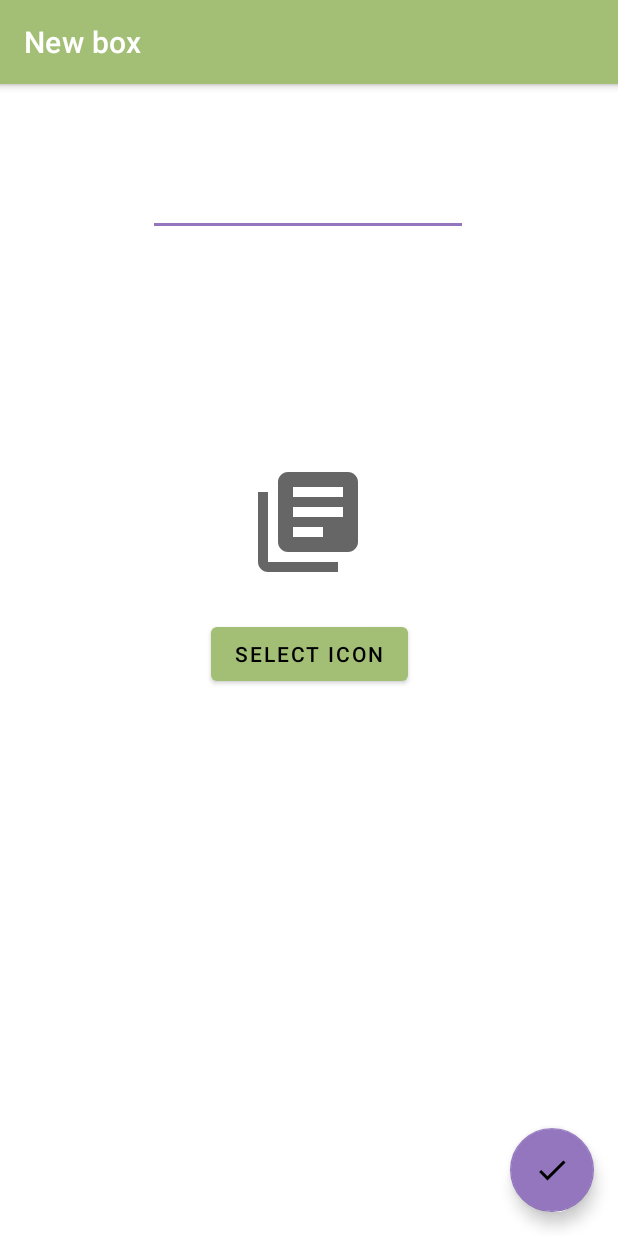
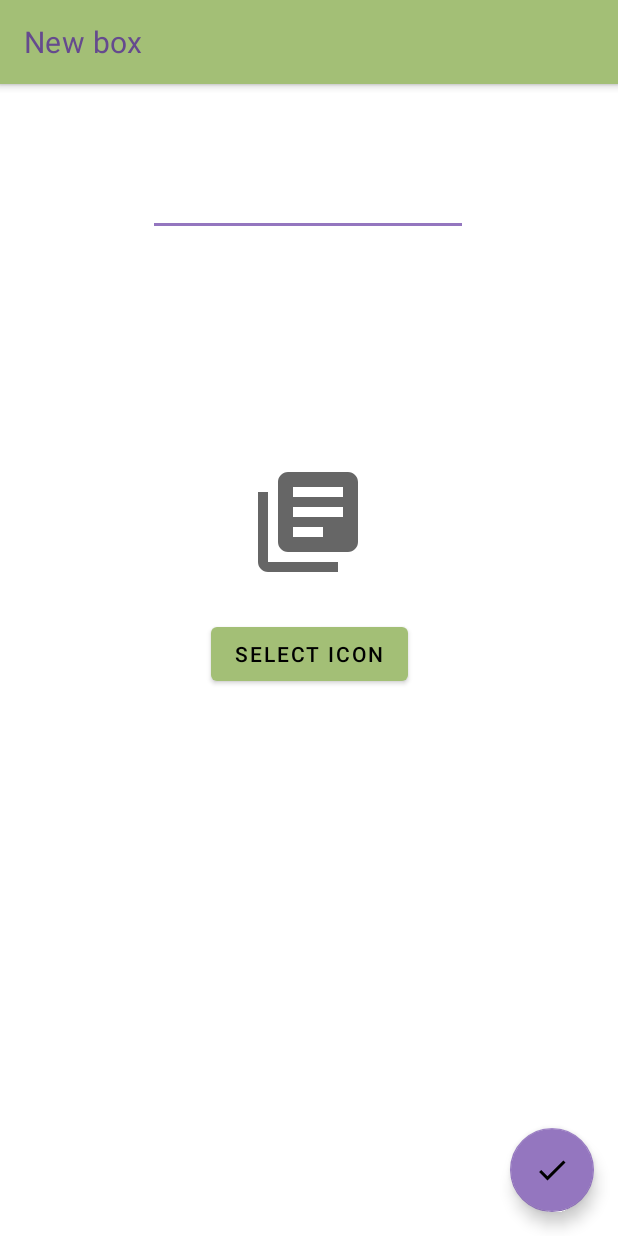
Before and after one commit to nf3lix/avisio, an Android app: the CreateBoxActivity screen opened directly, with no data from a screen before it, on a phone screen of 412 x 824 dp. Run offline under Robolectric (Android 15) with nearby library versions, the phone set to English and light mode, and no system bars; our stand-ins replace Room's generated code; Roboto replaces fonts that are not available here.

Commit message:
update text and shape appearances

```diff
--- a/dashboard/src/main/res/layout/activity_create_box.xml
+++ b/dashboard/src/main/res/layout/activity_create_box.xml
@@ -13,10 +13,12 @@
 
         <androidx.appcompat.widget.Toolbar
             android:id="@+id/toolbar"
-            app:title="@string/create_box_app_bar_title"
             android:layout_width="match_parent"
             android:layout_height="?attr/actionBarSize"
-            android:background="?attr/colorPrimary"/>
+            android:background="?attr/colorPrimary"
+            app:title="@string/create_box_app_bar_title"
+            app:titleTextAppearance="@style/TextAppearance.MdcTypographyStyles.Headline6"
+            app:titleTextColor="@color/secondaryDarkColor" />
 
     </com.google.android.material.appbar.AppBarLayout>
 
--- a/dashboard/src/main/res/layout/app_bar_default.xml
+++ b/dashboard/src/main/res/layout/app_bar_default.xml
@@ -12,11 +12,13 @@
             android:theme="@style/Theme.Avisio.AppBarOverlay">
 
         <androidx.appcompat.widget.Toolbar
-                android:id="@+id/toolbar"
-                android:layout_width="match_parent"
-                android:layout_height="?attr/actionBarSize"
-                android:background="?attr/colorPrimary"
-                app:popupTheme="@style/Theme.Avisio.PopupOverlay"/>
+            android:id="@+id/toolbar"
+            android:layout_width="match_parent"
+            android:layout_height="?attr/actionBarSize"
+            android:background="?attr/colorPrimary"
+            app:popupTheme="@style/Theme.Avisio.PopupOverlay"
+            app:titleTextAppearance="@style/TextAppearance.MdcTypographyStyles.Headline6"
+            app:titleTextColor="@color/secondaryDarkColor" />
 
     </com.google.android.material.appbar.AppBarLayout>
 
--- a/dashboard/src/main/res/layout/fragment_edit_box.xml
+++ b/dashboard/src/main/res/layout/fragment_edit_box.xml
@@ -15,28 +15,32 @@
             app:layout_behavior="@string/appbar_scrolling_view_behavior">
 
         <EditText
+            android:id="@+id/box_name_input"
             android:layout_width="wrap_content"
             android:layout_height="wrap_content"
+            android:layout_marginTop="112dp"
+            android:ems="10"
             android:inputType="textPersonName"
-                android:ems="10"
-                android:id="@+id/box_name_input"
+            android:textColor="@color/textColor"
+            android:textColorHint="@color/secondaryLightColor"
+            app:layout_constraintBottom_toTopOf="@+id/imageView"
+            app:layout_constraintEnd_toEndOf="parent"
+            app:layout_constraintHorizontal_bias="0.497"
             app:layout_constraintStart_toStartOf="parent"
-                app:layout_constraintEnd_toEndOf="parent"
             app:layout_constraintTop_toTopOf="parent"
-                android:layout_marginTop="112dp"
-                app:layout_constraintHorizontal_bias="0.497"
-                app:layout_constraintBottom_toTopOf="@+id/imageView"
             app:layout_constraintVertical_bias="0.241" />
 
         <Button
-                android:text="@string/create_box_select_icon"
+            android:id="@+id/select_icon_button"
             android:layout_width="wrap_content"
             android:layout_height="wrap_content"
-                android:id="@+id/select_icon_button"
+            android:layout_marginBottom="364dp"
+            android:text="@string/create_box_select_icon"
+            android:textColor="@color/primaryTextColor"
+            app:layout_constraintBottom_toBottomOf="parent"
             app:layout_constraintEnd_toEndOf="parent"
             app:layout_constraintStart_toStartOf="parent"
-                app:layout_constraintBottom_toBottomOf="parent"
-                android:layout_marginBottom="364dp" />
+            app:shapeAppearance="@style/ShapeAppearance.avisio.SmallComponent" />
 
         <ImageView
                 android:layout_width="80dp"
```
Also changed, not shown: dashboard/src/main/res/layout/activity_box.xml (+12 -8 lines), dashboard/src/main/res/layout/activity_main.xml (+7 -5 lines). Lines whose indentation alone changed are shown as unchanged.
